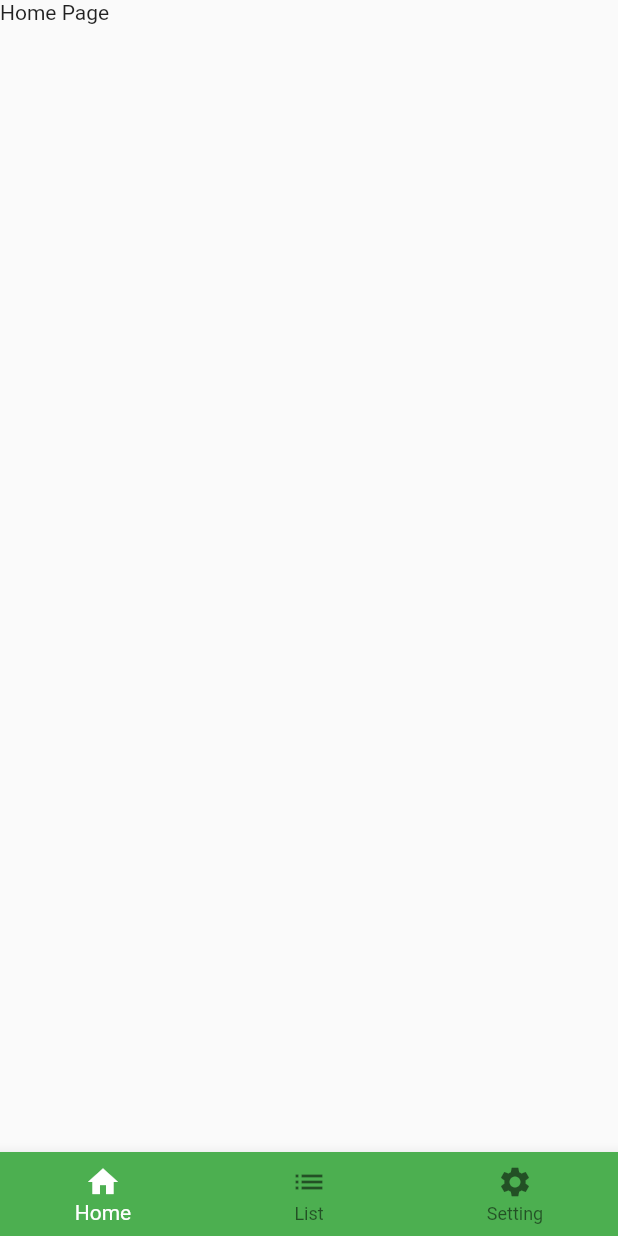
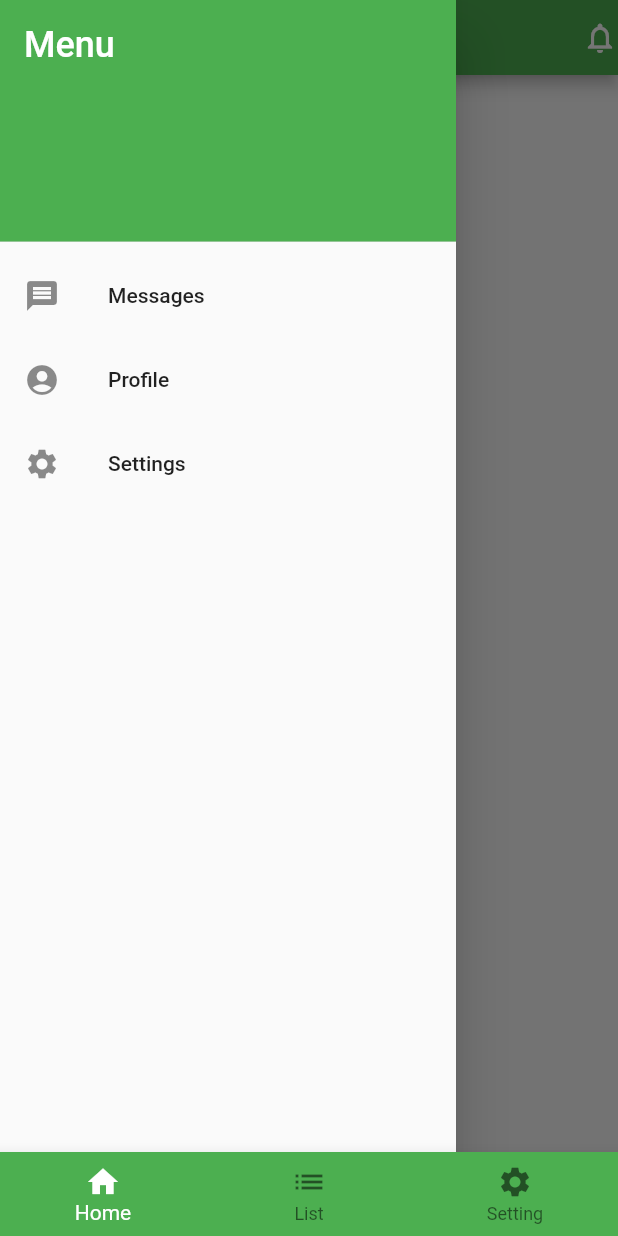
Before and after one commit to wildanfadh/belajar_flutter, a Flutter app: the screen it shows after launch, with the side drawer open (before the commit the screen has no drawer), on a phone screen of 412 x 824 dp. Run offline on Flutter 3.47's test engine with Material 2 defaults, Android fonts, the phone set to English and light mode, and no system bars; our stand-ins replace go_router; missing offline and left inert: splash_screen_view.

Commit message:
update 14-01-2022

```diff
--- a/lib/screen/home/home.dart
+++ b/lib/screen/home/home.dart
@@ -9,16 +9,49 @@ class HomePage extends StatelessWidget {
   @override
   Widget build(BuildContext context) {
     return Scaffold(
-      // appBar: AppBar(),
+      appBar: AppBar(
+        title: Text('Home'),
+        backgroundColor: Colors.green,
+        toolbarHeight: 50,
+        actions: [Icon(Icons.notifications_none)],
+      ),
+      drawer: Drawer(
+        child: ListView(
+          padding: EdgeInsets.zero,
+          children: const <Widget>[
+            DrawerHeader(
+              decoration: BoxDecoration(
+                color: Colors.green,
+              ),
+              child: Text(
+                'Menu',
+                style: TextStyle(
+                  color: Colors.white,
+                  fontSize: 24,
+                ),
+              ),
+            ),
+            ListTile(
+              leading: Icon(Icons.message),
+              title: Text('Messages'),
+            ),
+            ListTile(
+              leading: Icon(Icons.account_circle),
+              title: Text('Profile'),
+            ),
+            ListTile(
+              leading: Icon(Icons.settings),
+              title: Text('Settings'),
+            ),
+          ],
+        ),
+      ),
       body: Row(
         children: [
           Column(
-            children: [
-              Center(
-                child: Text('Home Page'),
+              // children: [Carousel()],
               ),
-            ],
-          ),
+          // Carousel()
         ],
       ),
     );
```
Also changed, not shown: lib/widget/big/bannerSlider/bannerSlider.dart (+105 -42 lines).
